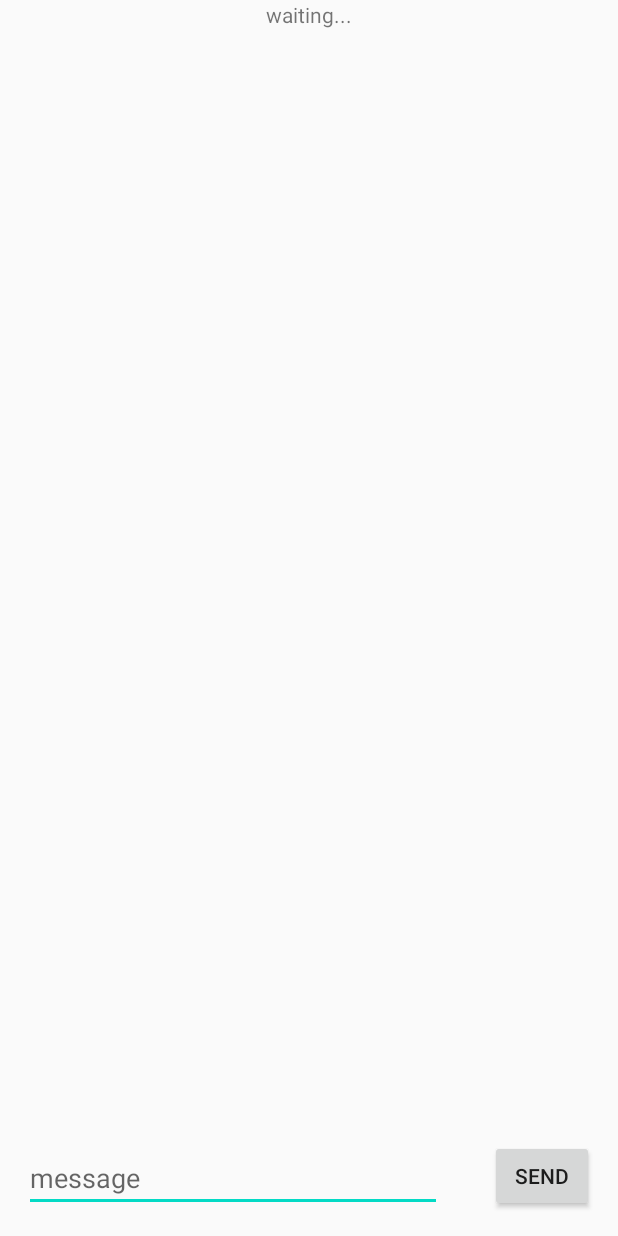
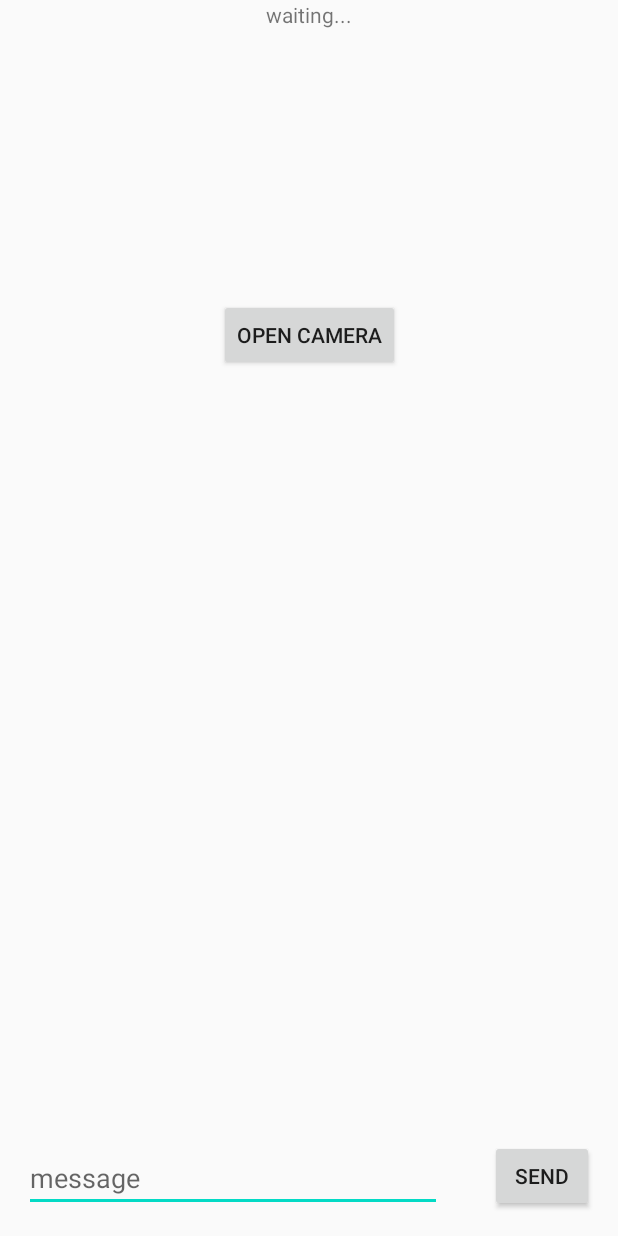
Before and after one commit to Dalo-Chinkhwangwa-Prof/Challenge, an Android app: the screen it shows after launch (MainActivity), on a phone screen of 412 x 824 dp. Run offline under Robolectric (Android 15) with nearby library versions, the phone set to English and light mode, and no system bars; our stand-ins replace ButterKnife.

Commit message:
Camera feature

```diff
--- a/app/build.gradle
+++ b/app/build.gradle
@@ -20,12 +20,22 @@ android {
             proguardFiles getDefaultProguardFile('proguard-android-optimize.txt'), 'proguard-rules.pro'
         }
     }
+
+    compileOptions{
+        targetCompatibility "8"
+        sourceCompatibility "8"
+    }
 }
 
 dependencies {
     implementation fileTree(dir: "libs", include: ["*.jar"])
     implementation 'androidx.appcompat:appcompat:1.1.0'
     implementation 'androidx.constraintlayout:constraintlayout:1.1.3'
+
+    //ButterKnife
+    implementation 'com.jakewharton:butterknife:10.2.0'
+    annotationProcessor 'com.jakewharton:butterknife-compiler:10.2.0'
+
     testImplementation 'junit:junit:4.12'
     androidTestImplementation 'androidx.test.ext:junit:1.1.1'
     androidTestImplementation 'androidx.test.espresso:espresso-core:3.2.0'
--- a/app/src/main/java/com/coolcats/androidpersistence/MainActivity.java
+++ b/app/src/main/java/com/coolcats/androidpersistence/MainActivity.java
@@ -5,14 +5,19 @@ import android.content.Context;
 import android.content.Intent;
 import android.content.SharedPreferences;
 import android.os.Bundle;
+import android.provider.MediaStore;
 import android.util.Log;
 import android.view.View;
 import android.widget.Button;
 import android.widget.EditText;
+import android.widget.ImageView;
 import android.widget.TextView;
 
 import androidx.annotation.Nullable;
 import androidx.appcompat.app.AppCompatActivity;
+
+import butterknife.BindView;
+import butterknife.ButterKnife;
 
 public class MainActivity extends AppCompatActivity {
     private static final String TAG = "TAG_X";
@@ -23,6 +28,12 @@ public class MainActivity extends AppCompatActivity {
     private EditText messageEditText;
     private TextView displayTextView;
 
+    @BindView(R.id.button2)
+    Button openCameraButton;
+
+    @BindView(R.id.imageView)
+    ImageView cameraImageView;
+
     private SharedPreferences sharedPreferences;
 
     public static final int REQUEST_CODE = 707;
@@ -31,28 +42,27 @@ public class MainActivity extends AppCompatActivity {
     protected void onCreate(Bundle savedInstanceState) {
         super.onCreate(savedInstanceState);
         setContentView(R.layout.activity_main);
-
+        ButterKnife.bind(this);
 
         final Intent secondActivityIntent = new Intent(this, ReceiveMessageActivity.class);
-
-        Log.d(TAG, "onCreate: ");
-        sharedPreferences = getSharedPreferences("com.coolcats.androidpersistence", Context.MODE_PRIVATE);
+        Intent cameraIntent = new Intent(MediaStore.ACTION_IMAGE_CAPTURE);
         send = findViewById(R.id.button);
         messageEditText = findViewById(R.id.editTextTextPersonName);
         displayTextView = findViewById(R.id.message_textview);
         send.setOnClickListener(
-                new View.OnClickListener() {
-                    @Override
-                    public void onClick(View view) {
-                        String msg = messageEditText.getText().toString().trim();
-                        messages += "\n" + msg;
-                        messageEditText.setText("");
+                view -> {
+                    String msg = messageEditText.getText().toString().trim();
+                    messages += "\n" + msg;
+                    messageEditText.setText("");
 
-                        secondActivityIntent.putExtra("_MESSAGE_", "A1: " + msg);
-                        startActivityForResult(secondActivityIntent, REQUEST_CODE);
-                    }
+                    secondActivityIntent.putExtra("_MESSAGE_", "A1: " + msg);
+                    startActivityForResult(secondActivityIntent, REQUEST_CODE);
                 }
         );
+        openCameraButton.setOnClickListener(view ->{
+            startActivityForResult(cameraIntent, 111);
+        });
+
     }
 
     private void readSharedPref() {
@@ -71,7 +81,7 @@ public class MainActivity extends AppCompatActivity {
             Log.d(TAG, "onActivityResult: 2");
             String ms = data.getStringExtra("_MESSAGE_");
 
-            Log.d(TAG, "onActivityResult: "+ms);
+            Log.d(TAG, "onActivityResult: " + ms);
             if (ms != null)
                 displayTextView.setText(ms);
         }
--- a/app/src/main/res/layout/activity_main.xml
+++ b/app/src/main/res/layout/activity_main.xml
@@ -16,6 +16,15 @@
         app:layout_constraintEnd_toEndOf="parent"
         app:layout_constraintStart_toStartOf="parent"
         />
+
+    <ImageView
+        android:id="@+id/imageView"
+        android:layout_width="match_parent"
+        android:layout_height="180dp"
+        app:layout_constraintEnd_toEndOf="parent"
+        app:layout_constraintStart_toStartOf="parent"
+        app:layout_constraintTop_toBottomOf="@id/message_textview" />
+
     <EditText
         android:id="@+id/editTextTextPersonName"
         android:layout_width="0dp"
@@ -39,4 +48,13 @@
         app:layout_constraintEnd_toEndOf="parent"
         app:layout_constraintHorizontal_weight="0.2"
         app:layout_constraintStart_toEndOf="@+id/editTextTextPersonName" />
+
+    <Button
+        android:id="@+id/button2"
+        android:layout_width="wrap_content"
+        android:layout_height="wrap_content"
+        android:text="open camera"
+        app:layout_constraintEnd_toEndOf="parent"
+        app:layout_constraintStart_toStartOf="parent"
+        app:layout_constraintTop_toBottomOf="@+id/imageView" />
 </androidx.constraintlayout.widget.ConstraintLayout>
```
